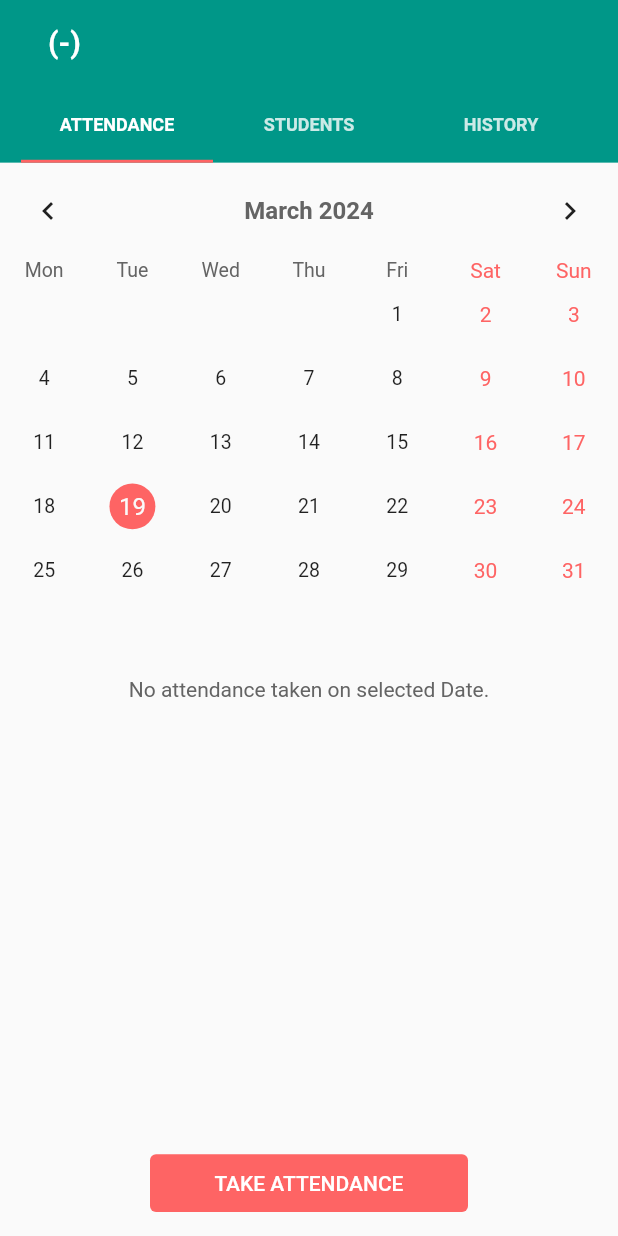
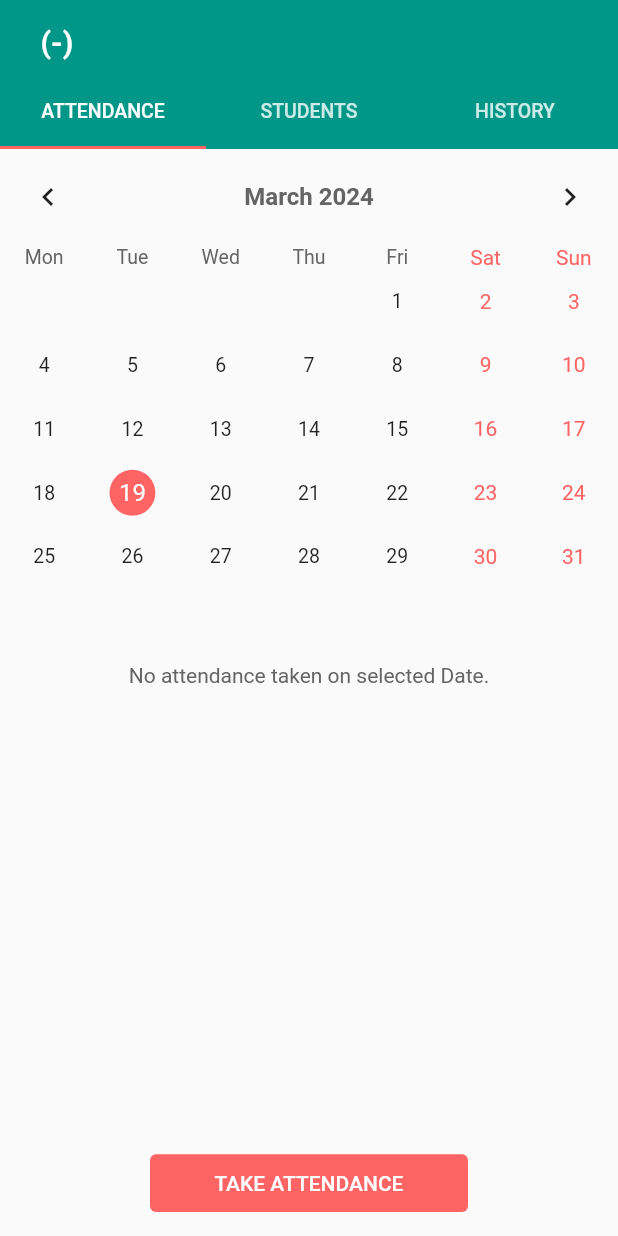
Before and after one commit to Muradali-786/attendance-manager, a Flutter app: the MyTabBar screen opened directly with empty values, on a phone screen of 412 x 824 dp. Run offline on Flutter 3.47's test engine with Material 3 defaults, Android fonts, the phone set to English and light mode, and no system bars; drawn by our look-alikes of table_calendar; our stand-ins replace cloud_firestore, easy_stepper, file_picker, firebase_auth, firebase_core, fluttertoast and 3 more; missing offline and left inert: dart:ffi, excel; accounts and stored records are empty.

Commit message:
issue resolve

```diff
--- a/lib/view/myTabBar/my_tab_bar.dart
+++ b/lib/view/myTabBar/my_tab_bar.dart
@@ -48,24 +48,27 @@ class _MyTabBarState extends State<MyTabBar>
                 crossAxisAlignment: CrossAxisAlignment.start,
                 children: [
                   Padding(
-                    padding: const EdgeInsets.only(left: 27, top: 16),
+                    padding: const EdgeInsets.only(left: 22, top: 16),
                     child: Text(
                       "$subName ($batch-$depName)",
+                      maxLines: 2,
+                      overflow: TextOverflow.ellipsis,
                       style: AppStyles().defaultStyle(
                           20, AppColor.kTextWhiteColor, FontWeight.bold),
                     ),
                   ),
                   SizedBox(
-                    height: SizeConfig.screenHeight! * 0.026,
+                    height: SizeConfig.screenHeight! * 0.015,
                   ),
                   TabBar(
-                      padding: const EdgeInsets.symmetric(horizontal: 14),
+                      padding: EdgeInsets.zero,
                       indicatorSize: TabBarIndicatorSize.tab,
                       indicatorColor: AppColor.kSecondaryColor,
                       controller: _tabController,
+
                       labelColor: AppColor.kTextWhiteColor,
                       labelStyle: AppStyles().defaultStyle(
-                          12, AppColor.kTextWhiteColor, FontWeight.bold),
+                          13, AppColor.kTextWhiteColor, FontWeight.w500),
                       unselectedLabelColor:
                           AppColor.kTextWhiteColor.withOpacity(0.8),
                       tabs: const [
--- a/lib/view/myTabBar/student/std_attendance/student_attendance_page.dart
+++ b/lib/view/myTabBar/student/std_attendance/student_attendance_page.dart
@@ -139,6 +139,7 @@ class _StudentAttendancePageState extends State<StudentAttendancePage> {
             title: 'SAVE ATTENDANCE',
             loading: provider.loading,
             onPress: () async {
+
               if (stdIdList.isNotEmpty) {
                 AttendanceModel attendanceModel = AttendanceModel(
                   classId: subjectId,
--- a/lib/view_model/attendance/attendance_controller.dart
+++ b/lib/view_model/attendance/attendance_controller.dart
@@ -127,7 +127,7 @@ class AttendanceController extends ChangeNotifier {
 
   Future<int> getAttendanceCount(String classId) async {
     final attendanceCollection =
-        _fireStore.collection(CLASS).doc(classId).collection(ATTENDANCE);
+    _fireStore.collection(CLASS).doc(classId).collection(ATTENDANCE);
     final querySnapshot = await attendanceCollection.get();
 
     return querySnapshot.docs.length;
```
Also changed, not shown: lib/main.dart (+12 -6 lines), lib/utils/component/dialoge_boxes/update_std_dialog.dart (+9 -3 lines), lib/model/class_model.dart (line endings or trailing spaces).
